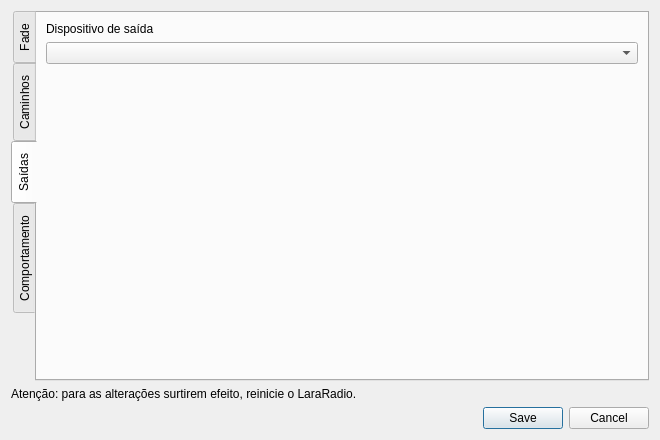
Old version of the form configdialog.ui in the repository luizfern12/slopradio.
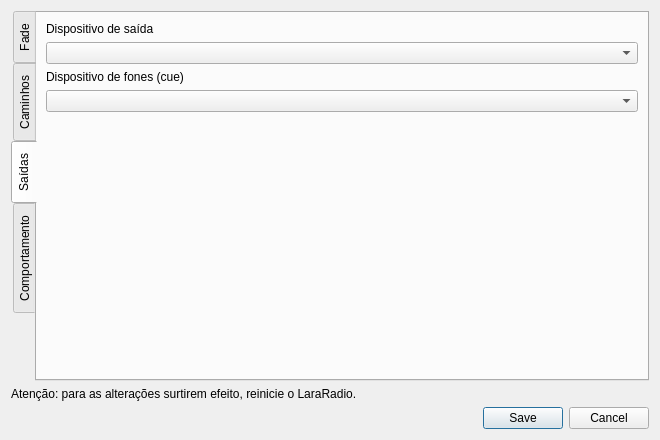
New version of the form. The open tabs and pages were chosen to show the change. Icons and pictures are not drawn.

The edit to the form file:
```diff
--- a/configdialog.ui
+++ b/configdialog.ui
@@ -224,6 +224,16 @@
        <item>
         <widget class="QComboBox" name="output_device"/>
        </item>
+       <item>
+        <widget class="QLabel" name="label_10">
+         <property name="text">
+          <string>Dispositivo de fones (cue)</string>
+         </property>
+        </widget>
+       </item>
+       <item>
+        <widget class="QComboBox" name="cue_device"/>
+       </item>
        <item>
         <spacer name="verticalSpacer_outputs">
          <property name="orientation">
```
